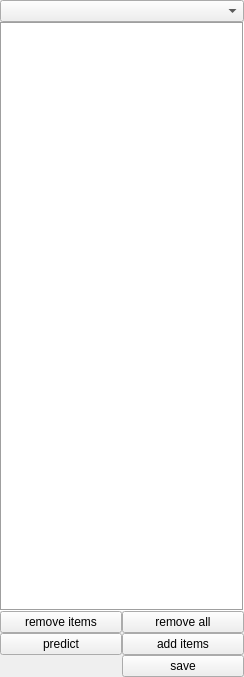
The window that af/gui/sidebar/AfAnnotationWidget.ui (manerotoni/afw) describes before a commit, drawn with Qt 5.
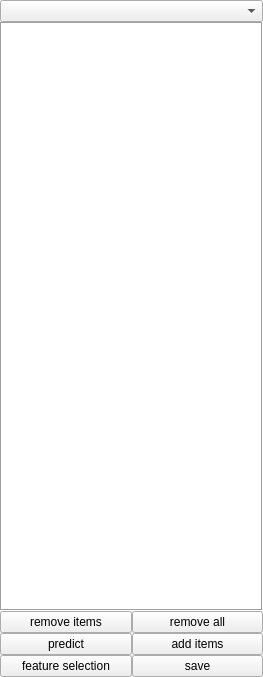
The same window after the commit.

Commit message: feature selection dialog added

What changed in the file:
```diff
--- a/af/gui/sidebar/AfAnnotationWidget.ui
+++ b/af/gui/sidebar/AfAnnotationWidget.ui
@@ -6,7 +6,7 @@
    <rect>
     <x>0</x>
     <y>0</y>
-    <width>244</width>
+    <width>263</width>
     <height>677</height>
    </rect>
   </property>
@@ -127,6 +127,13 @@
          </property>
         </widget>
        </item>
+       <item row="3" column="0">
+        <widget class="QPushButton" name="featureBtn">
+         <property name="text">
+          <string>feature selection</string>
+         </property>
+        </widget>
+       </item>
       </layout>
      </item>
     </layout>
```
The commit also changes 5 other files.
